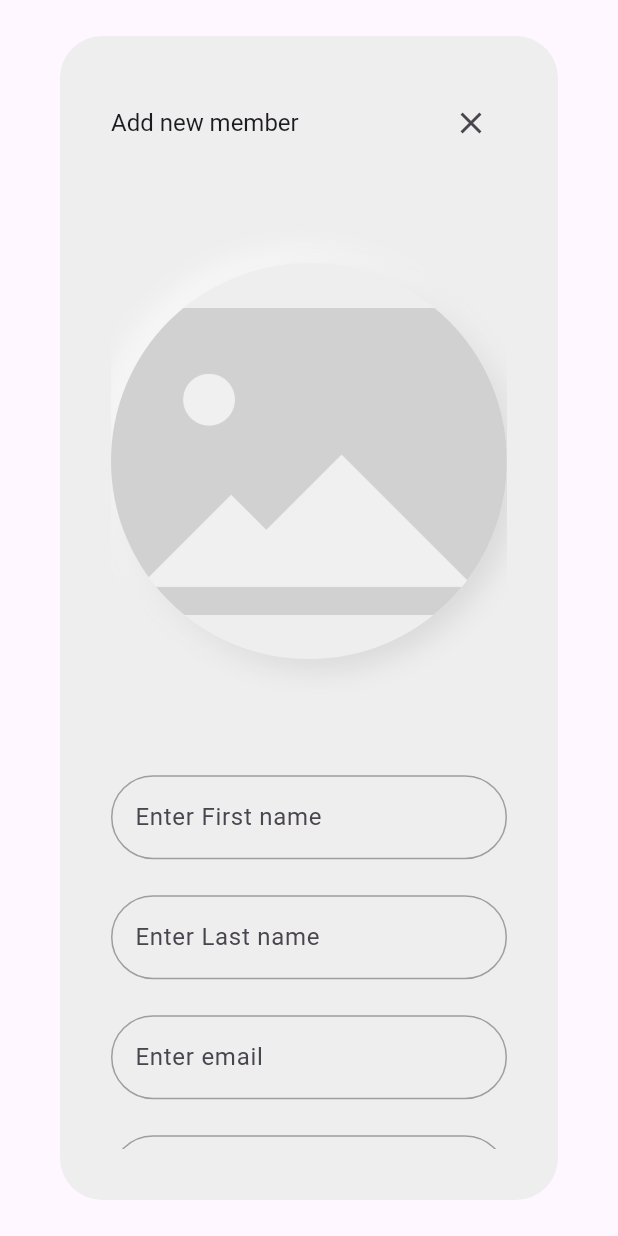
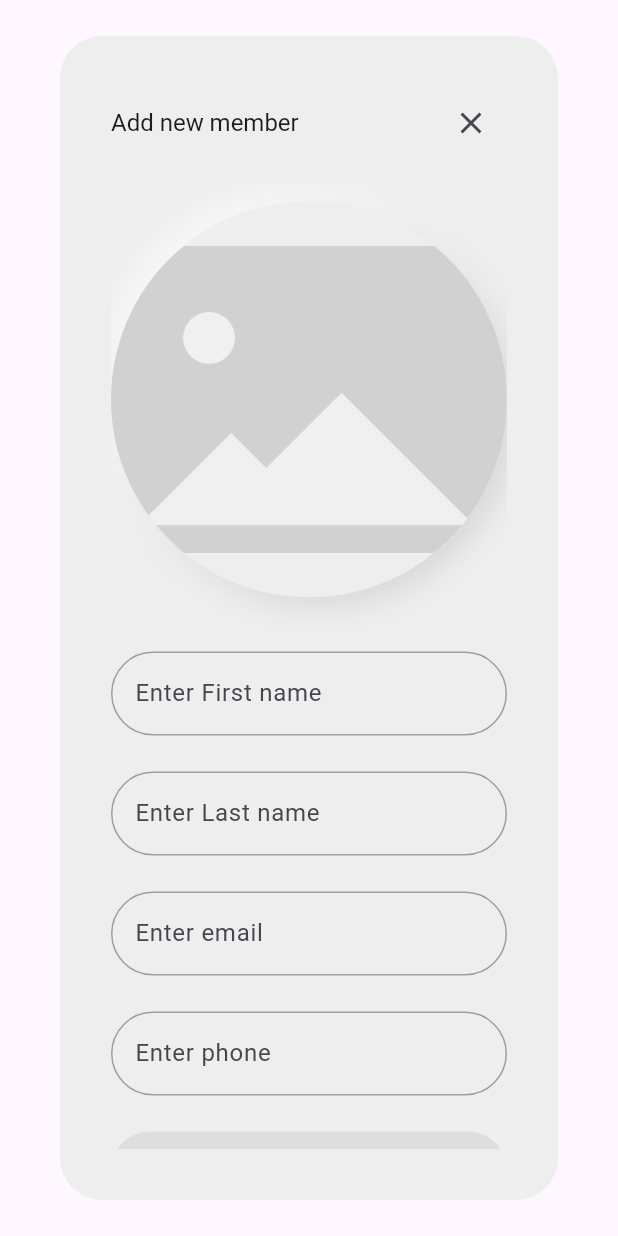
Before and after one commit to nancydevronins/devronins_employee, a Flutter app: the AddNewEmployeeForm widget shown alone on an empty page, opened directly, on a phone screen of 412 x 824 dp. Run offline on Flutter 3.47's test engine with Material 2 defaults, Android fonts, the phone set to English and light mode, and no system bars; our stand-ins replace auto_animated, awesome_snackbar_content, cloud_firestore, firebase_core, firebase_storage, flutter_spinkit and 5 more; missing offline and left inert: dart:html, encrypt; accounts and stored records are empty; statements that could not run were skipped.

Commit message:
working on update profile

```diff
--- a/lib/constants/strings.dart
+++ b/lib/constants/strings.dart
@@ -60,5 +60,6 @@
   static const String uid = 'uid';
   static const String title = 'Festival';
   static const String festivalTitle = 'Enter Festivals name here';
-  static const String eventAdded = ' Event Added Successfully';
+  static const String eventAdded = 'Event Added Successfully';
+  static const String profilePicRequired = 'Profile Avatar is required!';
 }
--- a/lib/controllers/login_page_controller.dart
+++ b/lib/controllers/login_page_controller.dart
@@ -1,13 +1,22 @@
+import 'package:awesome_snackbar_content/awesome_snackbar_content.dart';
 import 'package:cloud_firestore/cloud_firestore.dart';
 import 'package:devroninsemployees/constants/strings.dart';
 import 'package:flutter/material.dart';
 import 'package:get/get.dart';
+import 'package:get_storage/get_storage.dart';
 import 'package:image_picker/image_picker.dart';
 
 import '../db/firebase_db.dart';
+import '../encription/encypt_data.dart';
+import '../model/user_model.dart';
+import 'package:uuid/uuid.dart';
+
+import '../utils/flash_message.dart';
 
 class LoginPageController extends GetxController {
   static LoginPageController instance = Get.find();
+  var uuid = const Uuid();
+  final box = GetStorage();
   RxBool isEnableSignUp = false.obs;
   RxBool isVisiblePassword = true.obs;
   RxString email = ''.obs;
@@ -85,6 +94,39 @@
     });
   }
 
+  void loginUser(String email, String password, BuildContext context) async {
+    isLoading(true);
+    await FirebaseDb.loginWithEmailAndPassword(email, password, context, box);
+    isLoading(false);
+  }
+
+  void registerUser(
+      String email, String password, String firstName, String lastName, String phone, String profileUrl, String designation, context) async {
+    try {
+      isLoading(true);
+      await EncryptData.encyptAES(password);
+
+      await FirebaseDb.registerUser(
+          UserModel(
+            uid: uuid.v4(),
+            firstName: firstName,
+            lastName: lastName,
+            email: email,
+            password: EncryptData.encrypted!.base16,
+            designation: designation,
+            role: Strings.roleEmployee,
+            phone: phone,
+            profileUrl: profileUrl,
+          ),
+          box,
+          context);
+      isLoading(false);
+    } catch (e) {
+      isLoading(false);
+      FlashMessage.showFlashMessage(title: 'Error', message: e.toString(), contentType: ContentType.failure, context: context);
+    }
+  }
+
   @override
   void dispose() {
     firstNameController.clear();
--- a/lib/db/firebase_db.dart
+++ b/lib/db/firebase_db.dart
@@ -85,8 +85,8 @@
     });
   }
 
-  static loginWithEmailAndPassword(FirebaseFirestore fireStore, String email, String password, BuildContext context, GetStorage box) async {
-    await fireStore.collection(Strings.users).where(Strings.email.toLowerCase(), isEqualTo: email).get().then((querySnapShot) async {
+  static loginWithEmailAndPassword(String email, String password, BuildContext context, GetStorage box) async {
+    await AuthController().fireStore.collection(Strings.users).where(Strings.email.toLowerCase(), isEqualTo: email).get().then((querySnapShot) async {
       print("snapshot$querySnapShot");
       if (querySnapShot.docs.isNotEmpty) {
         for (var snapshot in querySnapShot.docs) {
--- a/lib/model/user_model.dart
+++ b/lib/model/user_model.dart
@@ -9,6 +9,7 @@
   late String designation;
   late String role;
   late String phone;
+  late String profileUrl;
 
   UserModel(
       {required this.uid,
@@ -18,7 +19,8 @@
       required this.password,
       required this.designation,
       required this.role,
-      required this.phone});
+      required this.phone,
+      required this.profileUrl});
   UserModel.fromDocumentSnapshot({required DocumentSnapshot snapshot}) {
     uid = snapshot.id;
     firstName = snapshot.get('firstName');
@@ -28,5 +30,6 @@
     designation = snapshot.get('designation');
     role = snapshot.get('role');
     phone = snapshot.get('phone');
+    profileUrl = snapshot.get('profileUrl');
   }
 }
--- a/lib/widgets/dashboard/add_new_employee_form.dart
+++ b/lib/widgets/dashboard/add_new_employee_form.dart
@@ -1,19 +1,12 @@
-import 'dart:html';
-
 import 'package:awesome_snackbar_content/awesome_snackbar_content.dart';
 import 'package:devroninsemployees/constants/colors.dart';
-import 'package:devroninsemployees/constants/images.dart';
-import 'package:devroninsemployees/controllers/auth_controller.dart';
 import 'package:devroninsemployees/controllers/login_page_controller.dart';
 import 'package:devroninsemployees/utils/flash_message.dart';
 import 'package:devroninsemployees/utils/responsive_layout.dart';
-import 'package:devroninsemployees/utils/wave_loading.dart';
 import 'package:devroninsemployees/widgets/profile_setup.dart';
 import 'package:flutter/material.dart';
 import 'package:get/get.dart';
-
 import '../../constants/strings.dart';
-import '../../controllers/admin_homepage_controller.dart';
 import '../../utils/nemorphism_shadow.dart';
 
 class AddNewEmployeeForm extends StatelessWidget {
@@ -29,14 +22,14 @@
           mainAxisAlignment: MainAxisAlignment.spaceBetween,
           children: [
             Text(
-              'Add new member',
+              Strings.addNewMember,
               style: TextStyle(fontSize: ResponsiveLayout.isSmallScreen(context) ? 16 : 24),
             ),
             IconButton(
                 onPressed: () {
                   Get.back();
                 },
-                icon: Icon(Icons.clear))
+                icon: const Icon(Icons.clear))
           ],
         ),
       ),
@@ -48,158 +41,55 @@
             child: Column(
               mainAxisAlignment: MainAxisAlignment.center,
               children: [
-                Obx(
-                  () => LoginPageController.instance.profileUrl.value.isEmpty
-                      ? LoginPageController.instance.isLoading.value
-                          ? Center(child: CircularProgressIndicator())
-                          : Container(
-                              height: Get.height * 0.45,
-                              clipBehavior: Clip.antiAlias,
-                              decoration: BoxDecoration(
-                                shape: BoxShape.circle,
-                                boxShadow: NeomorphismShape.boxShape,
-                                color: AppColors.white10,
-                              ),
-                              child: InkWell(
-                                onTap: () {
-                                  LoginPageController.instance.pickAndStoreUserImageInDb();
-                                },
-                                child: Image.asset(
-                                  Images.placeholder,
-                                  height: 20,
-                                ),
-                              ),
-                            )
-                      : Container(
-                          width: Get.width,
-                          height: Get.height * 0.35,
-                          clipBehavior: Clip.antiAlias,
-                          decoration: BoxDecoration(
-                            shape: BoxShape.circle,
-                            boxShadow: NeomorphismShape.boxShape,
-                            color: AppColors.white10,
-                          ),
-                          child: Image.network(LoginPageController.instance.profileUrl.value)),
-                ),
-                SizedBox(
+                const ProfileSetup().selectProfilePic(),
+                const SizedBox(
                   height: 24,
                 ),
-                TextField(
-                  controller: LoginPageController.instance.firstNameController..text = LoginPageController.instance.firstName.value,
-                  onChanged: (value) {
-                    LoginPageController.instance.firstName.value = value;
-                  },
-                  decoration: InputDecoration(
-                      focusedBorder: OutlineInputBorder(
-                        borderSide: BorderSide(color: AppColors.greenColor),
-                      ),
-                      enabledBorder: OutlineInputBorder(
-                        borderRadius: BorderRadius.circular(30),
-                        borderSide: BorderSide(color: Colors.grey),
-                      ),
-                      hintText: Strings.firstName,
-                      labelText: Strings.enterFirstName),
-                ),
-                SizedBox(
+                firstNameField,
+                const SizedBox(
                   height: 24,
                 ),
-                TextField(
-                  controller: LoginPageController.instance.lastNameController..text = LoginPageController.instance.lastName.value,
-                  onChanged: (value) {
-                    LoginPageController.instance.lastName.value = value;
-                  },
-                  decoration: InputDecoration(
-                      focusedBorder: OutlineInputBorder(
-                        borderSide: BorderSide(color: AppColors.greenColor),
-                      ),
-                      enabledBorder: OutlineInputBorder(
-                        borderRadius: BorderRadius.circular(30),
-                        borderSide: BorderSide(color: Colors.grey),
-                      ),
-                      hintText: Strings.lastName,
-                      labelText: Strings.enterLastName),
-                ),
-                SizedBox(
+                lastNameField,
+                const SizedBox(
                   height: 24,
                 ),
-                TextField(
-                  controller: LoginPageController.instance.emailController..text = LoginPageController.instance.email.value,
-                  onChanged: (value) {
-                    LoginPageController.instance.email.value = value;
-                  },
-                  decoration: InputDecoration(
-                      focusedBorder: OutlineInputBorder(
-                        borderSide: BorderSide(color: AppColors.greenColor),
-                      ),
-                      enabledBorder: OutlineInputBorder(
-                        borderRadius: BorderRadius.circular(30),
-                        borderSide: BorderSide(color: Colors.grey),
-                      ),
-                      hintText: Strings.email,
-                      labelText: Strings.enterEmail),
-                ),
-                SizedBox(
+                emailField,
+                const SizedBox(
                   height: 24,
                 ),
-                TextField(
-                  controller: LoginPageController.instance.phoneController..text = LoginPageController.instance.phoneNumber.value,
-                  onChanged: (value) {
-                    LoginPageController.instance.phoneNumber.value = value;
-                  },
-                  decoration: InputDecoration(
-                      focusedBorder: OutlineInputBorder(
-                        borderSide: BorderSide(color: AppColors.greenColor),
-                      ),
-                      enabledBorder: OutlineInputBorder(
-                        borderRadius: BorderRadius.circular(30),
-                        borderSide: BorderSide(color: Colors.grey),
-                      ),
-                      hintText: Strings.phoneNumber,
-                      labelText: Strings.enterPhone),
-                ),
-                SizedBox(
+                phoneNumberField,
+                const SizedBox(
                   height: 8,
                 ),
                 dropdownDesignations,
-                SizedBox(
+                const SizedBox(
                   height: 8,
                 ),
-                Obx(
-                  () => TextField(
-                    controller: LoginPageController.instance.passwordController..text = LoginPageController.instance.password.value,
-                    obscureText: LoginPageController.instance.isVisiblePassword.value,
-                    onChanged: (value) {
-                      LoginPageController.instance.passwordChange(value.obs);
-                    },
-                    decoration: InputDecoration(
-                        focusedBorder: OutlineInputBorder(
-                          borderSide: BorderSide(color: AppColors.greenColor),
+                passwordField,
+                const SizedBox(
+                  height: 28,
                 ),
-                        enabledBorder: OutlineInputBorder(
-                          borderRadius: BorderRadius.circular(30),
-                          borderSide: BorderSide(color: Colors.grey),
+                addButton(context),
+                const SizedBox(
+                  height: 10,
                 ),
-                        suffixIcon: Padding(
-                          padding: const EdgeInsets.all(8.0),
-                          child: IconButton(
-                            icon: Icon(LoginPageController.instance.isVisiblePassword.value ? Icons.visibility_off : Icons.visibility),
-                            onPressed: () {
-                              LoginPageController.instance.isVisiblePassword.value = !LoginPageController.instance.isVisiblePassword.value;
-                            },
+              ],
             ),
           ),
-                        hintText: Strings.password,
-                        labelText: Strings.enterPassword),
         ),
       ),
-                SizedBox(
-                  height: 28,
-                ),
-                Align(
+    );
+  }
+
+  Align addButton(BuildContext context) {
+    return Align(
       alignment: Alignment.bottomRight,
       child: InkWell(
         onTap: () {
-                      if (LoginPageController.instance.firstName.isEmpty) {
+          if (LoginPageController.instance.profileUrl.isEmpty) {
+            FlashMessage.showFlashMessage(
+                title: Strings.error, message: Strings.profilePicRequired, contentType: ContentType.failure, context: context);
+          } else if (LoginPageController.instance.firstName.isEmpty) {
             FlashMessage.showFlashMessage(
                 title: Strings.error, message: Strings.firstNameRequired, contentType: ContentType.failure, context: context);
           } else if (LoginPageController.instance.lastName.isEmpty) {
@@ -218,12 +108,13 @@
             FlashMessage.showFlashMessage(
                 title: Strings.error, message: Strings.passwordRequired, contentType: ContentType.failure, context: context);
           } else {
-                        AuthController.instance.registerUser(
+            LoginPageController.instance.registerUser(
                 LoginPageController.instance.email.value.trim(),
                 LoginPageController.instance.password.value.trim(),
                 LoginPageController.instance.firstName.value,
                 LoginPageController.instance.lastName.value,
                 LoginPageController.instance.phoneNumber.value,
+                LoginPageController.instance.profileUrl.value,
                 LoginPageController.instance.selectedDropdown.value,
                 context);
           }
@@ -236,24 +127,122 @@
                   AppColors.blueColor,
                 ], begin: Alignment.bottomRight, end: Alignment.topLeft),
                 borderRadius: BorderRadius.circular(20),
-                            boxShadow: [BoxShadow(color: AppColors.blueColor.withOpacity(.3), offset: Offset(0, 8), blurRadius: 8)]),
+                boxShadow: [BoxShadow(color: AppColors.blueColor.withOpacity(.3), offset: const Offset(0, 8), blurRadius: 8)]),
             child: Padding(
               padding: const EdgeInsets.symmetric(vertical: 8, horizontal: 16),
               child: Center(
                 child: Text(Strings.add.toUpperCase(),
-                                style: TextStyle(color: Colors.white, fontSize: 18, letterSpacing: 1, fontWeight: FontWeight.bold)),
+                    style: const TextStyle(color: Colors.white, fontSize: 18, letterSpacing: 1, fontWeight: FontWeight.bold)),
               ),
             )),
       ),
+    );
+  }
+
+  Obx get passwordField {
+    return Obx(
+      () => TextField(
+        controller: LoginPageController.instance.passwordController..text = LoginPageController.instance.password.value,
+        obscureText: LoginPageController.instance.isVisiblePassword.value,
+        onChanged: (value) {
+          LoginPageController.instance.passwordChange(value.obs);
+        },
+        decoration: InputDecoration(
+            focusedBorder: const OutlineInputBorder(
+              borderSide: BorderSide(color: AppColors.greenColor),
             ),
-                SizedBox(
-                  height: 10,
+            enabledBorder: OutlineInputBorder(
+              borderRadius: BorderRadius.circular(30),
+              borderSide: const BorderSide(color: Colors.grey),
             ),
-              ],
+            suffixIcon: Padding(
+              padding: const EdgeInsets.all(8.0),
+              child: IconButton(
+                icon: Icon(LoginPageController.instance.isVisiblePassword.value ? Icons.visibility_off : Icons.visibility),
+                onPressed: () {
+                  LoginPageController.instance.isVisiblePassword.value = !LoginPageController.instance.isVisiblePassword.value;
+                },
               ),
             ),
+            hintText: Strings.password,
+            labelText: Strings.enterPassword),
       ),
+    );
+  }
+
+  TextField get phoneNumberField {
+    return TextField(
+      controller: LoginPageController.instance.phoneController..text = LoginPageController.instance.phoneNumber.value,
+      onChanged: (value) {
+        LoginPageController.instance.phoneNumber.value = value;
+      },
+      decoration: InputDecoration(
+          focusedBorder: const OutlineInputBorder(
+            borderSide: BorderSide(color: AppColors.greenColor),
           ),
+          enabledBorder: OutlineInputBorder(
+            borderRadius: BorderRadius.circular(30),
+            borderSide: const BorderSide(color: Colors.grey),
+          ),
+          hintText: Strings.phoneNumber,
+          labelText: Strings.enterPhone),
+    );
+  }
+
+  TextField get emailField {
+    return TextField(
+      controller: LoginPageController.instance.emailController..text = LoginPageController.instance.email.value,
+      onChanged: (value) {
+        LoginPageController.instance.email.value = value;
+      },
+      decoration: InputDecoration(
+          focusedBorder: const OutlineInputBorder(
+            borderSide: BorderSide(color: AppColors.greenColor),
+          ),
+          enabledBorder: OutlineInputBorder(
+            borderRadius: BorderRadius.circular(30),
+            borderSide: const BorderSide(color: Colors.grey),
+          ),
+          hintText: Strings.email,
+          labelText: Strings.enterEmail),
+    );
+  }
+
+  TextField get lastNameField {
+    return TextField(
+      controller: LoginPageController.instance.lastNameController..text = LoginPageController.instance.lastName.value,
+      onChanged: (value) {
+        LoginPageController.instance.lastName.value = value;
+      },
+      decoration: InputDecoration(
+          focusedBorder: const OutlineInputBorder(
+            borderSide: BorderSide(color: AppColors.greenColor),
+          ),
+          enabledBorder: OutlineInputBorder(
+            borderRadius: BorderRadius.circular(30),
+            borderSide: const BorderSide(color: Colors.grey),
+          ),
+          hintText: Strings.lastName,
+          labelText: Strings.enterLastName),
+    );
+  }
+
+  TextField get firstNameField {
+    return TextField(
+      controller: LoginPageController.instance.firstNameController..text = LoginPageController.instance.firstName.value,
+      onChanged: (value) {
+        LoginPageController.instance.firstName.value = value;
+      },
+      decoration: InputDecoration(
+          focusedBorder: const OutlineInputBorder(
+            borderSide: BorderSide(color: AppColors.greenColor),
+          ),
+          enabledBorder: OutlineInputBorder(
+            borderRadius: BorderRadius.circular(30),
+            borderSide: const BorderSide(color: Colors.grey),
+          ),
+          hintText: Strings.firstName,
+          labelText: Strings.enterFirstName),
     );
   }
 
--- a/lib/widgets/dashboard/totalEmployee/total_employee.dart
+++ b/lib/widgets/dashboard/totalEmployee/total_employee.dart
@@ -16,6 +16,7 @@
         showDialog(
             context: context,
             builder: (ctx) => AlertDialog(
+                  backgroundColor: AppColors.white10,
                   title: Align(
                     alignment: Alignment.centerRight,
                     child: IconButton(
--- a/lib/widgets/login.dart
+++ b/lib/widgets/login.dart
@@ -67,7 +67,7 @@
             FlashMessage.showFlashMessage(
                 title: Strings.error, message: Strings.pleaseCheckYourPassword, contentType: ContentType.failure, context: context);
           } else {
-            AuthController.instance
+            LoginPageController.instance
                 .loginUser(LoginPageController.instance.email.value.trim(), LoginPageController.instance.password.value.trim(), context);
 
             LoginPageController.instance.email.value = '';
--- a/lib/widgets/profile_setup.dart
+++ b/lib/widgets/profile_setup.dart
@@ -4,6 +4,11 @@
 import 'package:devroninsemployees/utils/responsive_layout.dart';
 import 'package:flutter/material.dart';
 import 'package:get/get.dart';
+
+import '../constants/colors.dart';
+import '../constants/images.dart';
+import '../utils/nemorphism_shadow.dart';
+import '../utils/wave_loading.dart';
 
 class ProfileSetup extends StatelessWidget {
   const ProfileSetup({Key? key}) : super(key: key);
@@ -13,12 +18,48 @@
     return Column(
       children: [
         setUpYourProfile(context),
+        selectProfilePic(),
         firstNameField,
         lastNameField,
         phoneNumberField,
         const Text(Strings.selectDesignation),
         dropdownDesignations
       ],
+    );
+  }
+
+  Obx selectProfilePic() {
+    return Obx(
+      () => LoginPageController.instance.profileUrl.value.isEmpty
+          ? LoginPageController.instance.isLoading.value
+              ? Center(child: WaveLoading())
+              : Container(
+                  height: Get.height * 0.35,
+                  clipBehavior: Clip.antiAlias,
+                  decoration: BoxDecoration(
+                    shape: BoxShape.circle,
+                    boxShadow: NeomorphismShape.boxShape,
+                    color: AppColors.white10,
+                  ),
+                  child: InkWell(
+                    onTap: () {
+                      LoginPageController.instance.pickAndStoreUserImageInDb();
+                    },
+                    child: Image.asset(
+                      Images.placeholder,
+                    ),
+                  ),
+                )
+          : Container(
+              width: Get.width,
+              height: Get.height * 0.35,
+              clipBehavior: Clip.antiAlias,
+              decoration: BoxDecoration(
+                shape: BoxShape.circle,
+                boxShadow: NeomorphismShape.boxShape,
+                color: AppColors.white10,
+              ),
+              child: Image.network(LoginPageController.instance.profileUrl.value)),
     );
   }
 
@@ -102,15 +143,18 @@
         onChanged: (value) {
           LoginPageController.instance.firstName.value = value;
         },
-        decoration: InputDecoration(contentPadding: EdgeInsets.all(12), border: InputBorder.none, hintText: Strings.firstName),
+        decoration: const InputDecoration(contentPadding: EdgeInsets.all(12), border: InputBorder.none, hintText: Strings.firstName),
       ),
     );
   }
 
-  Text setUpYourProfile(BuildContext context) {
-    return Text(
-      Strings.setUpYourProfile,
-      style: TextStyle(fontSize: ResponsiveLayout.isLargeScreen(context) && ResponsiveLayout.isMediumScreen(context) ? 20 : 16),
+  Padding setUpYourProfile(BuildContext context) {
+    return Padding(
+      padding: const EdgeInsets.all(20.0),
+      child: Text(
+        Strings.setUpYourProfile,
+        style: TextStyle(fontSize: ResponsiveLayout.isLargeScreen(context) && ResponsiveLayout.isMediumScreen(context) ? 20 : 16),
+      ),
     );
   }
 }
--- a/lib/widgets/signup.dart
+++ b/lib/widgets/signup.dart
@@ -116,12 +116,13 @@
               FlashMessage.showFlashMessage(
                   title: Strings.error, message: Strings.phoneNumberRequired, contentType: ContentType.failure, context: context);
             } else {
-              AuthController.instance.registerUser(
+              LoginPageController.instance.registerUser(
                   LoginPageController.instance.email.value.trim(),
                   LoginPageController.instance.password.value.trim(),
                   LoginPageController.instance.firstName.value,
                   LoginPageController.instance.lastName.value,
                   LoginPageController.instance.phoneNumber.value,
+                  LoginPageController.instance.profileUrl.value,
                   LoginPageController.instance.selectedDropdown.value,
                   context);
             }
```
Also changed, not shown: lib/controllers/auth_controller.dart (+1 -33 lines), lib/widgets/dashboard/totalEmployee/employee_details.dart (+32 -1 lines). Lines whose indentation alone changed are shown as unchanged.
